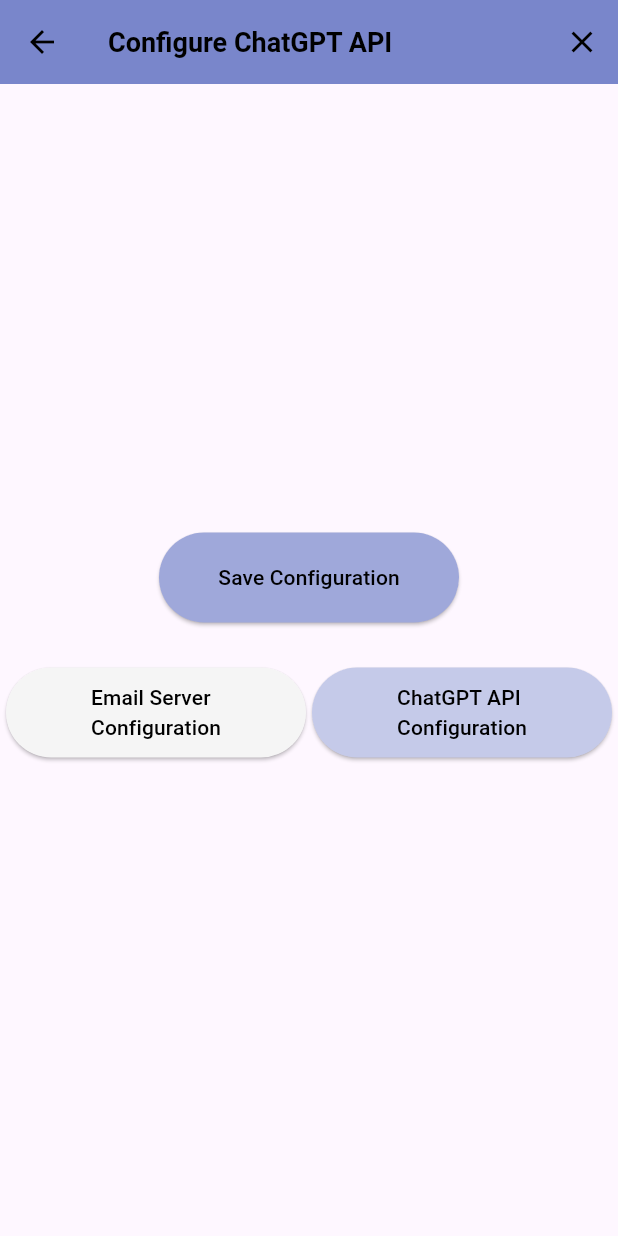
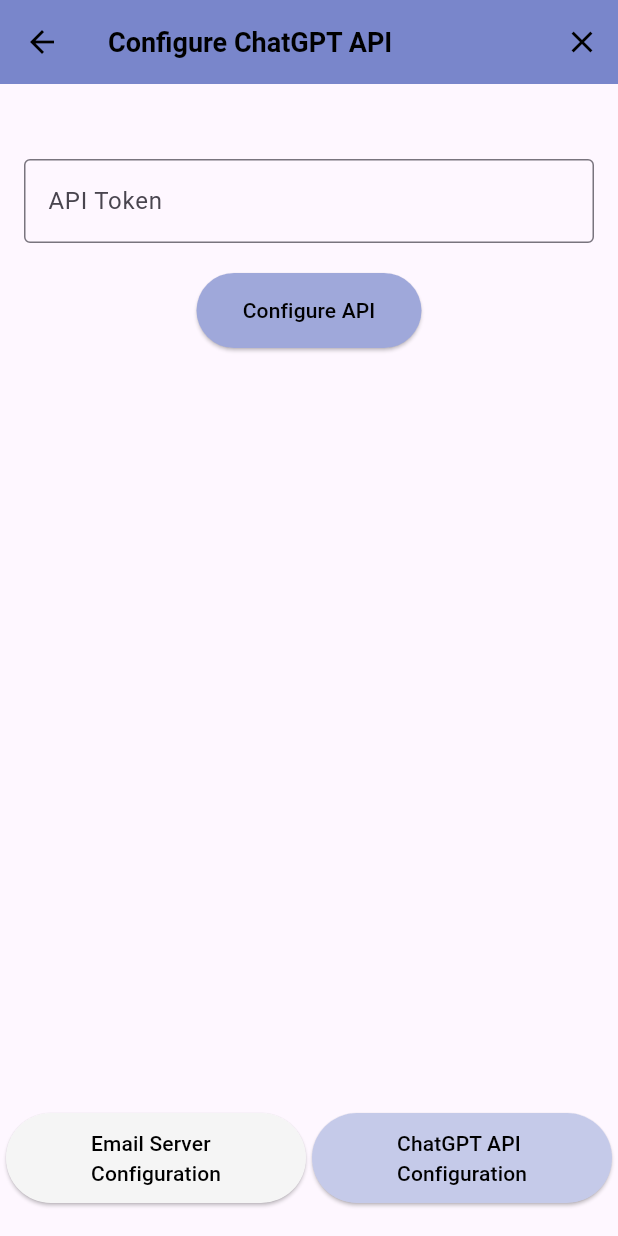
Before and after one commit to betlsanli/enhanced_course_feedback_system, a Flutter app: the ChatGPTConfigPage screen opened directly, on a phone screen of 412 x 824 dp. Run offline on Flutter 3.47's test engine with Material 3 defaults, Android fonts, the phone set to English and light mode, and no system bars; our stand-ins replace after_layout, flutter_dotenv, supabase_flutter; accounts and stored records are empty.

Commit message:
Update ChatGPTConfigPage.dart

```diff
--- a/lib/pages/ChatGPTConfigPage.dart
+++ b/lib/pages/ChatGPTConfigPage.dart
@@ -1,3 +1,4 @@
+import 'package:enhanced_course_feedback_system/constants.dart';
 import 'package:enhanced_course_feedback_system/pages/EmailServerConfigPage.dart';
 import 'package:enhanced_course_feedback_system/pages/LandingPage.dart';
 import 'package:flutter/material.dart';
@@ -12,6 +13,7 @@ class ChatGPTConfigPage extends StatefulWidget  {
 }
 
 class _ChatGPTConfigPageState extends State<ChatGPTConfigPage>{
+  final TextEditingController apiTokenController = TextEditingController();
 
   @override
   Widget build(BuildContext context) {
@@ -32,24 +34,50 @@ class _ChatGPTConfigPageState extends State<ChatGPTConfigPage>{
           ),
         ],
       ),
-      body: Column(
+      body: SingleChildScrollView(
+        child: Column(
           mainAxisAlignment: MainAxisAlignment.center,
           //crossAxisAlignment: CrossAxisAlignment.stretch,
           children: [
+            SizedBox(height: 40.0),
             Padding(
                 padding: const EdgeInsets.symmetric(vertical: 10.0,horizontal: 16.0),
+                child: TextFormField(
+                  controller: apiTokenController,
+                  decoration: InputDecoration(
+                    labelText: 'API Token',
+                    border: OutlineInputBorder(),
+                  ),
+                  validator: (val){
+                    if(val!.isEmpty || val == null){
+                      return "API Token is required";
+                    }
+                    return null;
+                  },
+                )
+            ),
+            Padding(
+              padding: const EdgeInsets.symmetric(vertical:10.0),
               child: ElevatedButton(
                 onPressed: (){
-                //yaz
+                  final content = apiTokenController.text;
+
+                  if (content
+                      .trim()
+                      .isEmpty) {
+                    _showErrorSnackBar('Feedback field cannot be empty.');
+                    return;
+                  }
                 },
-              child: Text('Save Configuration'),
+                child: Text('Configure API'),
                 style: ElevatedButton.styleFrom(
-                minimumSize: Size(200,60),
+                  minimumSize: Size(150, 50),
                 ),
 
               ),
             ),
             SizedBox(height: 20.0),
+            SizedBox(height: 480.0),
             Padding(
               padding: const EdgeInsets.only(bottom: 30),
               child: Row(
@@ -85,7 +113,10 @@ class _ChatGPTConfigPageState extends State<ChatGPTConfigPage>{
             ),
           ],
         ),
+      ),
     );
   }
-
+  void _showErrorSnackBar(String message) {
+    context.showErrorSnackBar(message: message);
   }
+}
```
Lines whose indentation alone changed are shown as unchanged.
